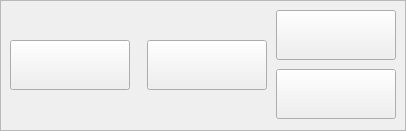
First picture: the form in tccontrol.ui, repository Goodjamp/Mdio, before the edit.
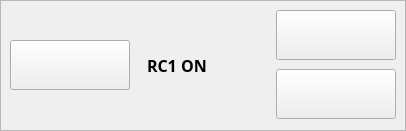
Second picture: the form after the edit.

Diff of the .ui file:
```diff
--- a/tccontrol.ui
+++ b/tccontrol.ui
@@ -84,7 +84,7 @@
        </spacer>
       </item>
       <item>
-       <widget class="QPushButton" name="pbTcState">
+       <widget class="QLabel" name="lTcState">
         <property name="minimumSize">
          <size>
           <width>120</width>
@@ -99,19 +99,14 @@
         </property>
         <property name="font">
          <font>
-          <pointsize>9</pointsize>
+          <family>Trebuchet MS</family>
+          <pointsize>12</pointsize>
           <weight>75</weight>
           <bold>true</bold>
          </font>
         </property>
         <property name="text">
-         <string/>
-        </property>
-        <property name="checkable">
-         <bool>true</bool>
-        </property>
-        <property name="checked">
-         <bool>false</bool>
+         <string>RC1 ON</string>
         </property>
        </widget>
       </item>
```
